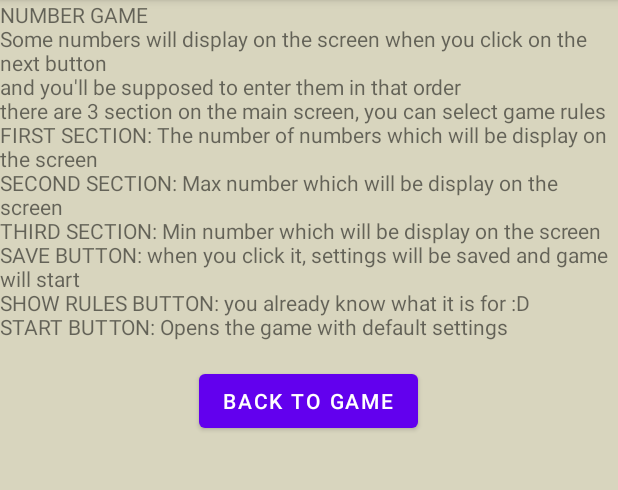
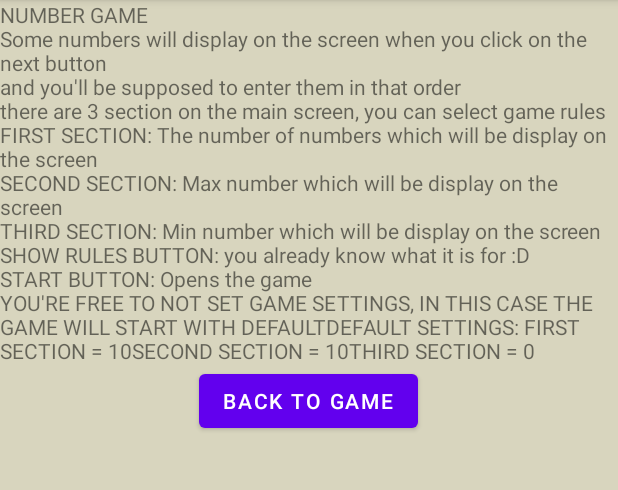
Before and after one commit to RamazanOzerr/Android-Studio-Number-Game, an Android app: the MainActivity2 screen opened directly, with no data from a screen before it, on a phone screen of 412 x 824 dp, the part 84-574 px from its top. Run offline under Robolectric (Android 15) with nearby library versions, the phone set to English and light mode, and no system bars.

Commit message:
game rules have been updated

```diff
--- a/app/src/main/AndroidManifest.xml
+++ b/app/src/main/AndroidManifest.xml
@@ -9,6 +9,9 @@
         android:roundIcon="@mipmap/ic_launcher_round"
         android:supportsRtl="true"
         android:theme="@style/Theme.QuizGame">
+        <activity
+            android:name=".Demo"
+            android:exported="true" />
         <activity
             android:name=".FinishScreen"
             android:exported="true" />
--- a/app/src/main/java/com/example/quizgame/MainActivity2.java
+++ b/app/src/main/java/com/example/quizgame/MainActivity2.java
@@ -20,7 +20,7 @@ public class MainActivity2 extends AppCompatActivity {
         super.onCreate(savedInstanceState);
         setContentView(R.layout.activity_main2);
 
-        btn = (Button) findViewById(R.id.button10);
+        btn = findViewById(R.id.button10);
         txt = findViewById(R.id.textRules);
 
         txt.setText("WE WILL WRITE THE GAME RULES HERE");
@@ -31,14 +31,13 @@ public class MainActivity2 extends AppCompatActivity {
                 "FIRST SECTION: The number of numbers which will be display on the screen\n" +
                 "SECOND SECTION: Max number which will be display on the screen\n" +
                 "THIRD SECTION: Min number which will be display on the screen\n" +
-                "SAVE BUTTON: when you click it, settings will be saved and game will start\n" +
                 "SHOW RULES BUTTON: you already know what it is for :D\n" +
-                "START BUTTON: Opens the game with default settings\n" +
-                "" +
-                "" +
-                "" +
-                "" +
-                "" +
+                "START BUTTON: Opens the game\n" +
+                "YOU'RE FREE TO NOT SET GAME SETTINGS, IN THIS CASE THE GAME WILL START WITH DEFAULT" +
+                "DEFAULT SETTINGS: " +
+                "FIRST SECTION = 10" +
+                "SECOND SECTION = 10" +
+                "THIRD SECTION = 0" +
                 "");
 
 
```
Also changed, not shown: app/src/main/java/com/example/quizgame/MainActivity.java (+0 -39 lines).
